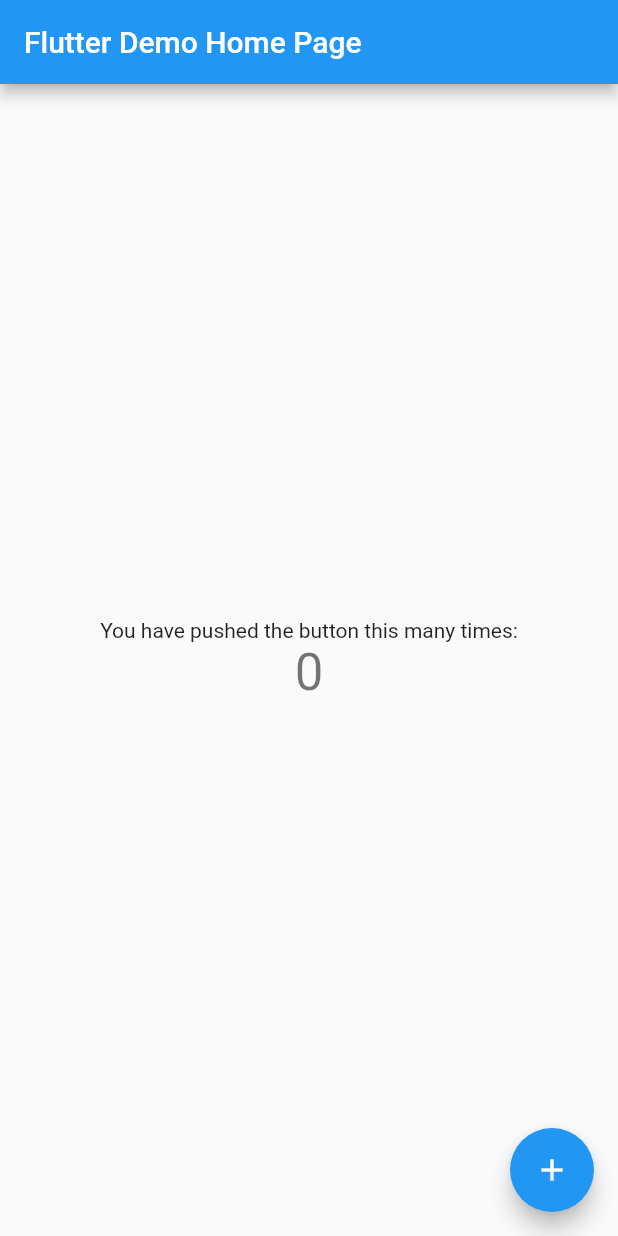
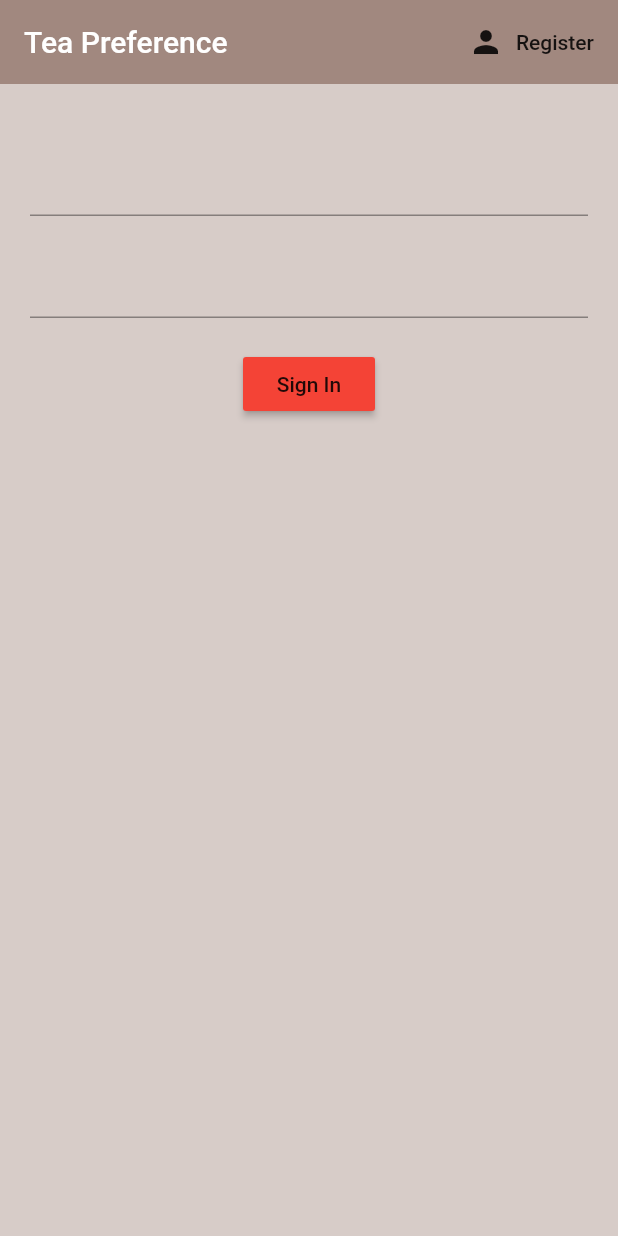
Before and after one commit to rahulsomani26/teabrew, a Flutter app: the screen it shows after launch, on a phone screen of 412 x 824 dp. Run offline on Flutter 3.47's test engine with Material 2 defaults, Android fonts, the phone set to English and light mode, and no system bars; our stand-ins replace firebase_auth, firebase_core; accounts and stored records are empty.

Commit message:
First Draft

```diff
--- a/lib/main.dart
+++ b/lib/main.dart
@@ -1,117 +1,25 @@
+import 'package:TeaBrew/models/usermodel.dart';
+import 'package:TeaBrew/screens/wrapper.dart';
+import 'package:TeaBrew/services/auth.dart';
 import 'package:flutter/material.dart';
+import 'package:firebase_core/firebase_core.dart';
+import 'package:provider/provider.dart';
 
-void main() {
+void main() async {
+  WidgetsFlutterBinding.ensureInitialized();
+  await Firebase.initializeApp();
   runApp(MyApp());
 }
 
 class MyApp extends StatelessWidget {
-  // This widget is the root of your application.
   @override
   Widget build(BuildContext context) {
-    return MaterialApp(
-      title: 'Flutter Demo',
-      theme: ThemeData(
-        // This is the theme of your application.
-        //
-        // Try running your application with "flutter run". You'll see the
-        // application has a blue toolbar. Then, without quitting the app, try
-        // changing the primarySwatch below to Colors.green and then invoke
-        // "hot reload" (press "r" in the console where you ran "flutter run",
-        // or simply save your changes to "hot reload" in a Flutter IDE).
-        // Notice that the counter didn't reset back to zero; the application
-        // is not restarted.
-        primarySwatch: Colors.blue,
-        // This makes the visual density adapt to the platform that you run
-        // the app on. For desktop platforms, the controls will be smaller and
-        // closer together (more dense) than on mobile platforms.
-        visualDensity: VisualDensity.adaptivePlatformDensity,
+    return StreamProvider<UserModel>.value(
+      value: AuthService().user,
+      child: MaterialApp(
+        debugShowCheckedModeBanner: false,
+        home: Wrapper(),
       ),
-      home: MyHomePage(title: 'Flutter Demo Home Page'),
     );
   }
 }
-
-class MyHomePage extends StatefulWidget {
-  MyHomePage({Key key, this.title}) : super(key: key);
-
-  // This widget is the home page of your application. It is stateful, meaning
-  // that it has a State object (defined below) that contains fields that affect
-  // how it looks.
-
-  // This class is the configuration for the state. It holds the values (in this
-  // case the title) provided by the parent (in this case the App widget) and
-  // used by the build method of the State. Fields in a Widget subclass are
-  // always marked "final".
-
-  final String title;
-
-  @override
-  _MyHomePageState createState() => _MyHomePageState();
-}
-
-class _MyHomePageState extends State<MyHomePage> {
-  int _counter = 0;
-
-  void _incrementCounter() {
-    setState(() {
-      // This call to setState tells the Flutter framework that something has
-      // changed in this State, which causes it to rerun the build method below
-      // so that the display can reflect the updated values. If we changed
-      // _counter without calling setState(), then the build method would not be
-      // called again, and so nothing would appear to happen.
-      _counter++;
-    });
-  }
-
-  @override
-  Widget build(BuildContext context) {
-    // This method is rerun every time setState is called, for instance as done
-    // by the _incrementCounter method above.
-    //
-    // The Flutter framework has been optimized to make rerunning build methods
-    // fast, so that you can just rebuild anything that needs updating rather
-    // than having to individually change instances of widgets.
-    return Scaffold(
-      appBar: AppBar(
-        // Here we take the value from the MyHomePage object that was created by
-        // the App.build method, and use it to set our appbar title.
-        title: Text(widget.title),
-      ),
-      body: Center(
-        // Center is a layout widget. It takes a single child and positions it
-        // in the middle of the parent.
-        child: Column(
-          // Column is also a layout widget. It takes a list of children and
-          // arranges them vertically. By default, it sizes itself to fit its
-          // children horizontally, and tries to be as tall as its parent.
-          //
-          // Invoke "debug painting" (press "p" in the console, choose the
-          // "Toggle Debug Paint" action from the Flutter Inspector in Android
-          // Studio, or the "Toggle Debug Paint" command in Visual Studio Code)
-          // to see the wireframe for each widget.
-          //
-          // Column has various properties to control how it sizes itself and
-          // how it positions its children. Here we use mainAxisAlignment to
-          // center the children vertically; the main axis here is the vertical
-          // axis because Columns are vertical (the cross axis would be
-          // horizontal).
-          mainAxisAlignment: MainAxisAlignment.center,
-          children: <Widget>[
-            Text(
-              'You have pushed the button this many times:',
-            ),
-            Text(
-              '$_counter',
-              style: Theme.of(context).textTheme.headline4,
-            ),
-          ],
-        ),
-      ),
-      floatingActionButton: FloatingActionButton(
-        onPressed: _incrementCounter,
-        tooltip: 'Increment',
-        child: Icon(Icons.add),
-      ), // This trailing comma makes auto-formatting nicer for build methods.
-    );
-  }
-}
--- /dev/null
+++ b/lib/models/usermodel.dart
@@ -0,0 +1,4 @@
+class UserModel {
+  final String uid;
+  UserModel({this.uid});
+}
--- /dev/null
+++ b/lib/screens/authenticate/authenticate.dart
@@ -0,0 +1,26 @@
+import 'package:TeaBrew/screens/authenticate/register.dart';
+import 'package:TeaBrew/screens/authenticate/sign_in.dart';
+import 'package:flutter/material.dart';
+
+class Authenticate extends StatefulWidget {
+  @override
+  _AuthenticateState createState() => _AuthenticateState();
+}
+
+class _AuthenticateState extends State<Authenticate> {
+  bool showSignIn = true;
+  void toggleView() {
+    setState(() {
+      showSignIn = !showSignIn;
+    });
+  }
+
+  @override
+  Widget build(BuildContext context) {
+    if (showSignIn) {
+      return SignIn(toggleview: toggleView);
+    } else {
+      return Register(toggleview: toggleView);
+    }
+  }
+}
--- /dev/null
+++ b/lib/screens/authenticate/sign_in.dart
@@ -0,0 +1,105 @@
+import 'package:TeaBrew/models/usermodel.dart';
+import 'package:TeaBrew/services/auth.dart';
+import 'package:firebase_auth/firebase_auth.dart';
+import 'package:flutter/material.dart';
+
+class SignIn extends StatefulWidget {
+  final Function toggleview;
+  SignIn({this.toggleview});
+  @override
+  _SignInState createState() => _SignInState();
+}
+
+class _SignInState extends State<SignIn> {
+  final AuthService _auth = AuthService();
+  final _formKey = GlobalKey<FormState>();
+
+  String email = '';
+  String password = '';
+  String error = '';
+
+  @override
+  Widget build(BuildContext context) {
+    return Scaffold(
+      backgroundColor: Colors.brown[100],
+      appBar: AppBar(
+        title: const Text('Tea Preference'),
+        elevation: 0.0,
+        backgroundColor: Colors.brown[300],
+        actions: [
+          FlatButton.icon(
+              onPressed: () {
+                widget.toggleview();
+              },
+              icon: Icon(Icons.person),
+              label: Text('Register'))
+        ],
+      ),
+      body: Container(
+        padding: EdgeInsets.symmetric(horizontal: 20.0, vertical: 20.0),
+        child: Form(
+          key: _formKey,
+          child: Column(
+            children: [
+              SizedBox(
+                height: 20.0,
+              ),
+              TextFormField(
+                validator: (value) {
+                  return value.isEmpty ? 'Enter Email' : null;
+                },
+                onChanged: (value) {
+                  email = value;
+                },
+              ),
+              SizedBox(
+                height: 20.0,
+              ),
+              TextFormField(
+                validator: (value) {
+                  return value.length < 5 ? ' Enter correct password' : null;
+                },
+                obscureText: true,
+                onChanged: (value) {
+                  password = value;
+                },
+              ),
+              SizedBox(
+                height: 20.0,
+              ),
+              Row(
+                mainAxisAlignment: MainAxisAlignment.center,
+                children: [
+                  RaisedButton(
+                    color: Colors.red,
+                    child: Text('Sign In'),
+                    onPressed: () async {
+                      if (_formKey.currentState.validate()) {
+                        dynamic result = await _auth.signInWithEmailAndPassword(
+                            this.email.trim(), this.password.trim());
+                        if (result is String) {
+                          setState(() {
+                            error = result;
+                          });
+                        }
+                      }
+
+                      print('Signed in with email and password');
+                    },
+                  ),
+                ],
+              ),
+              SizedBox(
+                height: 15.0,
+              ),
+              Text(
+                error,
+                style: TextStyle(color: Colors.red, fontSize: 12.0),
+              ),
+            ],
+          ),
+        ),
+      ),
+    );
+  }
+}
--- /dev/null
+++ b/lib/screens/wrapper.dart
@@ -0,0 +1,15 @@
+import 'package:TeaBrew/models/usermodel.dart';
+import 'package:TeaBrew/screens/authenticate/authenticate.dart';
+import 'package:TeaBrew/screens/authenticate/sign_in.dart';
+import 'package:TeaBrew/screens/home/home.dart';
+import 'package:flutter/material.dart';
+import 'package:provider/provider.dart';
+
+class Wrapper extends StatelessWidget {
+  @override
+  Widget build(BuildContext context) {
+    final user = Provider.of<UserModel>(context);
+    // return either Home or Authenticate
+    return user == null ? Authenticate() : Home();
+  }
+}
--- a/pubspec.yaml
+++ b/pubspec.yaml
@@ -28,6 +28,10 @@ dependencies:
   # The following adds the Cupertino Icons font to your application.
   # Use with the CupertinoIcons class for iOS style icons.
   cupertino_icons: ^1.0.0
+  firebase_auth: ^0.18.1+2
+  cloud_firestore:
+  firebase_core:
+  provider: ^3.0.1
 
 dev_dependencies:
   flutter_test:
```
Also changed, not shown: lib/screens/authenticate/register.dart (added, +106 -0 lines), lib/screens/home/home.dart (added, +34 -0 lines), lib/services/auth.dart (added, +72 -0 lines), pubspec.lock, 4 other files.
